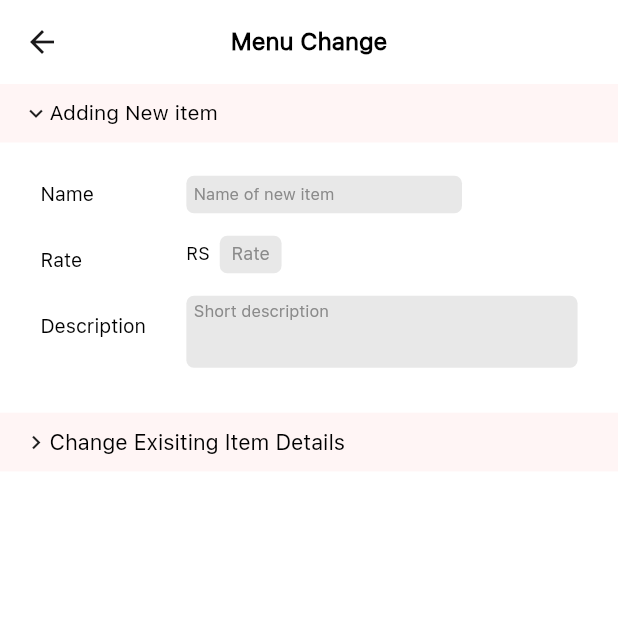
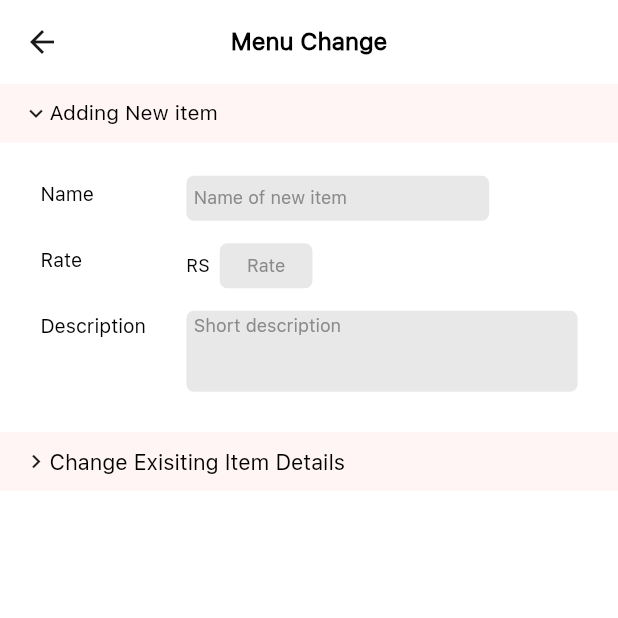
Before and after one commit to jyothir10/eatplek_admin, a Flutter app: the MenuChangeScreen screen opened by its route, after a tap on "Adding New item", on a phone screen of 412 x 824 dp, the top half of it. Run offline on Flutter 3.47's test engine with Material 2 defaults, Android fonts, the phone set to English and light mode, and no system bars; our stand-ins replace easy_splash_screen, numberpicker.

Commit message:
menu change screen

```diff
--- a/lib/Screens/MenuChangeScreen.dart
+++ b/lib/Screens/MenuChangeScreen.dart
@@ -1,3 +1,4 @@
+import 'package:eatplek_admin/Constants.dart';
 import 'package:flutter/material.dart';
 
 class MenuChangeScreen extends StatefulWidget {
@@ -45,7 +46,7 @@ class _MenuChangeScreenState extends State<MenuChangeScreen> {
         child: Column(
           children: [
             MediaQuery.of(context).viewInsets.bottom == 0
-          ?GestureDetector(
+                ? GestureDetector(
                     onTap: () {
                       setState(() {
                         if (expanded1 == true) {
@@ -81,11 +82,12 @@ class _MenuChangeScreenState extends State<MenuChangeScreen> {
                         ),
                       ),
                     ),
-        ):Container(),
+                  )
+                : Container(),
             expanded1
                 ? Container(
                     color: Colors.white,
-                height: 180,
+                    height: 193,
                     width: MediaQuery.of(context).size.width,
                     child: Padding(
                       padding: const EdgeInsets.symmetric(vertical: 22),
@@ -131,13 +133,14 @@ class _MenuChangeScreenState extends State<MenuChangeScreen> {
                             crossAxisAlignment: CrossAxisAlignment.start,
                             children: [
                               Container(
-                            height: 25,
-                            width: MediaQuery.of(context).size.width * .446,
+                                height: 30,
+                                width: MediaQuery.of(context).size.width * .49,
                                 child: TextField(
+                                  cursorColor: primaryClr,
                                   style: const TextStyle(
                                     color: Colors.black,
                                     fontWeight: FontWeight.w500,
-                                fontSize: 11,
+                                    fontSize: 12,
                                     fontFamily: 'SFUIText',
                                   ),
                                   keyboardType: TextInputType.name,
@@ -155,14 +158,15 @@ class _MenuChangeScreenState extends State<MenuChangeScreen> {
                                     hintText: "Name of new item",
                                     hintStyle: const TextStyle(
                                       color: Color(0xff8a8a8a),
-                                  fontSize: 11,
+                                      fontSize: 12,
                                       fontFamily: 'SFUIText',
                                     ),
                                   ),
                                 ),
                               ),
                               Padding(
-                            padding: const EdgeInsets.symmetric(vertical: 15),
+                                padding:
+                                    const EdgeInsets.symmetric(vertical: 15),
                                 child: Row(
                                   children: [
                                     const Text(
@@ -175,20 +179,20 @@ class _MenuChangeScreenState extends State<MenuChangeScreen> {
                                       ),
                                     ),
                                     Container(
-                                  height: 25,
-                                  width:
-                                      MediaQuery.of(context).size.width * .1,
+                                      height: 30,
+                                      width: MediaQuery.of(context).size.width *
+                                          .15,
                                       decoration: BoxDecoration(
                                         borderRadius: BorderRadius.circular(5),
                                       ),
                                       child: TextField(
+                                        cursorColor: primaryClr,
                                         textAlign: TextAlign.center,
                                         style: const TextStyle(
                                           color: Colors.black,
                                           fontWeight: FontWeight.w500,
                                           fontSize: 12,
                                           fontFamily: 'SFUIText',
-
                                         ),
                                         keyboardType: TextInputType.number,
                                         decoration: InputDecoration(
@@ -221,16 +225,19 @@ class _MenuChangeScreenState extends State<MenuChangeScreen> {
                                   borderRadius: BorderRadius.circular(5),
                                 ),
                                 child: TextField(
+                                  cursorColor: primaryClr,
                                   style: const TextStyle(
+                                    height: 1.5,
                                     color: Colors.black,
                                     fontWeight: FontWeight.w500,
-                                fontSize: 11,
+                                    fontSize: 12,
                                     fontFamily: 'SFUIText',
                                   ),
                                   keyboardType: TextInputType.multiline,
                                   maxLines: 3,
                                   decoration: InputDecoration(
-                                contentPadding: EdgeInsets.only(left: 5),
+                                    contentPadding:
+                                        EdgeInsets.only(left: 5, right: 3),
                                     filled: true,
                                     fillColor: Color(0xff17000000),
                                     border: OutlineInputBorder(
@@ -243,7 +250,7 @@ class _MenuChangeScreenState extends State<MenuChangeScreen> {
                                     hintText: "Short description",
                                     hintStyle: const TextStyle(
                                       color: Color(0xff8a8a8a),
-                                  fontSize: 11,
+                                      fontSize: 12,
                                       fontFamily: 'SFUIText',
                                     ),
                                   ),
@@ -298,7 +305,7 @@ class _MenuChangeScreenState extends State<MenuChangeScreen> {
             expanded2
                 ? Container(
                     color: Colors.white,
-                height: 180,
+                    height: 193,
                     width: MediaQuery.of(context).size.width,
                     child: Padding(
                       padding: const EdgeInsets.symmetric(vertical: 22),
@@ -344,8 +351,8 @@ class _MenuChangeScreenState extends State<MenuChangeScreen> {
                             crossAxisAlignment: CrossAxisAlignment.start,
                             children: [
                               Container(
-                            height: 25,
-                            width: MediaQuery.of(context).size.width * .446,
+                                height: 30,
+                                width: MediaQuery.of(context).size.width * .49,
                                 decoration: BoxDecoration(
                                   color: Color(0xff17000000),
                                   borderRadius: BorderRadius.circular(5),
@@ -359,7 +366,7 @@ class _MenuChangeScreenState extends State<MenuChangeScreen> {
                                           'Name of item',
                                           style: TextStyle(
                                             color: Color(0xff8a8a8a),
-                                        fontSize: 10,
+                                            fontSize: 12,
                                             fontFamily: 'SFUIText',
                                           ),
                                         ),
@@ -372,7 +379,7 @@ class _MenuChangeScreenState extends State<MenuChangeScreen> {
                                         style: const TextStyle(
                                           color: Colors.black,
                                           fontWeight: FontWeight.w500,
-                                      fontSize: 11,
+                                          fontSize: 12,
                                           fontFamily: 'SFUIText',
                                         ),
                                         items: items.map((String items) {
@@ -390,7 +397,8 @@ class _MenuChangeScreenState extends State<MenuChangeScreen> {
                                 ),
                               ),
                               Padding(
-                            padding: const EdgeInsets.symmetric(vertical: 15),
+                                padding:
+                                    const EdgeInsets.symmetric(vertical: 15),
                                 child: Row(
                                   children: [
                                     const Text(
@@ -403,9 +411,9 @@ class _MenuChangeScreenState extends State<MenuChangeScreen> {
                                       ),
                                     ),
                                     Container(
-                                  height: 25,
-                                  width:
-                                      MediaQuery.of(context).size.width * .1,
+                                      height: 30,
+                                      width: MediaQuery.of(context).size.width *
+                                          .15,
                                       decoration: BoxDecoration(
                                         borderRadius: BorderRadius.circular(5),
                                       ),
@@ -451,8 +459,9 @@ class _MenuChangeScreenState extends State<MenuChangeScreen> {
                                   style: const TextStyle(
                                     color: Colors.black,
                                     fontWeight: FontWeight.w500,
-                                fontSize: 11,
+                                    fontSize: 12,
                                     fontFamily: 'SFUIText',
+                                    height: 1.5,
                                   ),
                                   keyboardType: TextInputType.multiline,
                                   maxLines: 3,
@@ -470,7 +479,7 @@ class _MenuChangeScreenState extends State<MenuChangeScreen> {
                                     hintText: "Short description",
                                     hintStyle: const TextStyle(
                                       color: Color(0xff8a8a8a),
-                                  fontSize: 11,
+                                      fontSize: 12,
                                       fontFamily: 'SFUIText',
                                     ),
                                   ),
--- a/lib/main.dart
+++ b/lib/main.dart
@@ -26,7 +26,7 @@ class MyApp extends StatelessWidget {
     ]);
     return MaterialApp(
         debugShowCheckedModeBanner: false,
-        initialRoute: TimeChangeScreen.id,
+        initialRoute: MenuChangeScreen.id,
         routes: {
           OnboardingScreen.id: (context) => OnboardingScreen(),
           LoginScreen.id: (context) => LoginScreen(),
```
Lines whose indentation alone changed are shown as unchanged.
